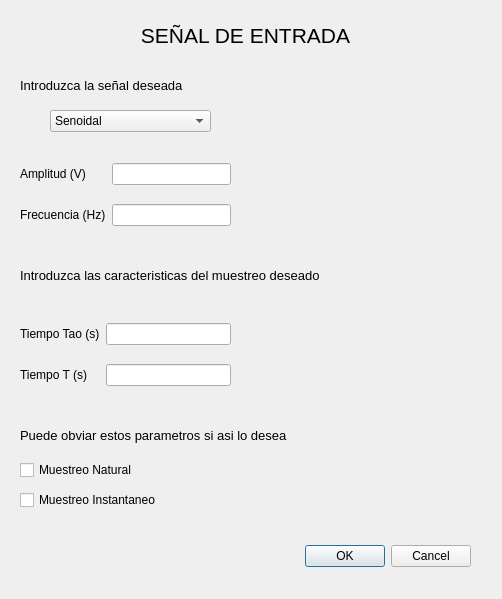
Old version of the form designer/ventanaEntrada.ui in the repository matifrancois/TP1_ASSD_Programacion.
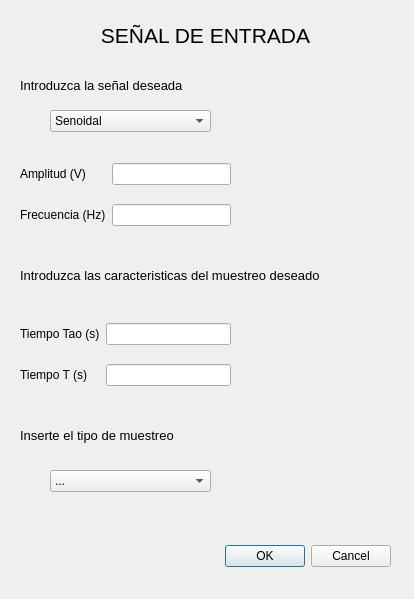
New version of the form.

The edit to the form file:
```diff
--- a/designer/ventanaEntrada.ui
+++ b/designer/ventanaEntrada.ui
@@ -6,7 +6,7 @@
    <rect>
     <x>0</x>
     <y>0</y>
-    <width>502</width>
+    <width>414</width>
     <height>599</height>
    </rect>
   </property>
@@ -16,7 +16,7 @@
   <widget class="QLabel" name="titulo">
    <property name="geometry">
     <rect>
-     <x>20</x>
+     <x>-20</x>
      <y>20</y>
      <width>451</width>
      <height>31</height>
@@ -168,7 +168,7 @@
   <widget class="QDialogButtonBox" name="buttonBox">
    <property name="geometry">
     <rect>
-     <x>130</x>
+     <x>50</x>
      <y>540</y>
      <width>341</width>
      <height>32</height>
@@ -181,32 +181,6 @@
     <set>QDialogButtonBox::Cancel|QDialogButtonBox::Ok</set>
    </property>
   </widget>
-  <widget class="QCheckBox" name="checkBox_muestreo_natural">
-   <property name="geometry">
-    <rect>
-     <x>20</x>
-     <y>460</y>
-     <width>131</width>
-     <height>20</height>
-    </rect>
-   </property>
-   <property name="text">
-    <string>Muestreo Natural</string>
-   </property>
-  </widget>
-  <widget class="QCheckBox" name="checkBox_muestreo_instantaneo">
-   <property name="geometry">
-    <rect>
-     <x>20</x>
-     <y>490</y>
-     <width>151</width>
-     <height>20</height>
-    </rect>
-   </property>
-   <property name="text">
-    <string>Muestreo Instantaneo</string>
-   </property>
-  </widget>
   <widget class="QLabel" name="subtitulo_3">
    <property name="geometry">
     <rect>
@@ -222,12 +196,37 @@
     </font>
    </property>
    <property name="text">
-    <string>Puede obviar estos parametros si asi lo desea</string>
+    <string>Inserte el tipo de muestreo</string>
    </property>
    <property name="alignment">
     <set>Qt::AlignLeading|Qt::AlignLeft|Qt::AlignVCenter</set>
    </property>
   </widget>
+  <widget class="QComboBox" name="comboBox_tipo_muestreo">
+   <property name="geometry">
+    <rect>
+     <x>50</x>
+     <y>470</y>
+     <width>161</width>
+     <height>22</height>
+    </rect>
+   </property>
+   <item>
+    <property name="text">
+     <string>...</string>
+    </property>
+   </item>
+   <item>
+    <property name="text">
+     <string>Natural</string>
+    </property>
+   </item>
+   <item>
+    <property name="text">
+     <string>Instantaneo</string>
+    </property>
+   </item>
+  </widget>
  </widget>
  <resources/>
  <connections>
```
